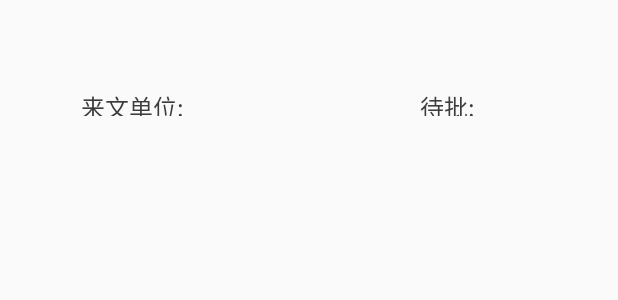
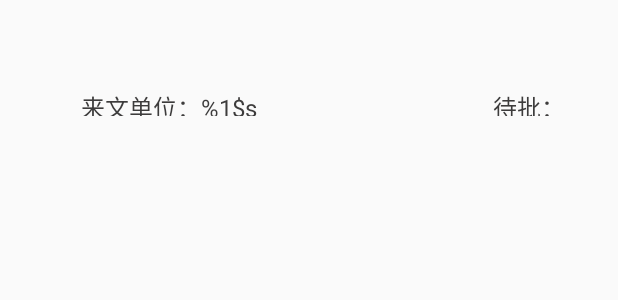
Before and after one commit to buildandroid/FgwMobile, an Android app: the layout gw_list.xml on its own in the app's theme, with its tools: preview values and no code run, on a phone screen of 412 x 824 dp. Shown: the top 300 px of the screen. Run offline under Robolectric (Android 15) with nearby library versions, the phone set to English and light mode, and no system bars.

Commit message:
公文列表UI好了

```diff
--- a/app/src/main/res/values/strings.xml
+++ b/app/src/main/res/values/strings.xml
@@ -20,10 +20,10 @@
     <string name="prompt_keyword">检索关键字</string>
     <string name="prompt_search">搜索或者输入内容</string>
     <string name="prompt_searchButton">搜索</string>
-    <string name="list_text_1">来文单位:</string>
-    <string name="list_text_2">待批:</string>
-    <string name="list_text_3">来文日期:</string>
-    <string name="list_text_4">类型:</string>
+    <string name="list_text_1">来文单位：%1$s</string>
+    <string name="list_text_2">待批：%1$s</string>
+    <string name="list_text_3">来文日期：%1$s</string>
+    <string name="list_text_4">类型：%1$s</string>
     <string name="prompt_check">公文查看</string>
     <string name="prompt_list">公文列表</string>
     <string name="prompt_form">表单查看</string>
```
Also changed, not shown: app/src/main/java/activity/GwqpActivity.java (+29 -1 lines).
